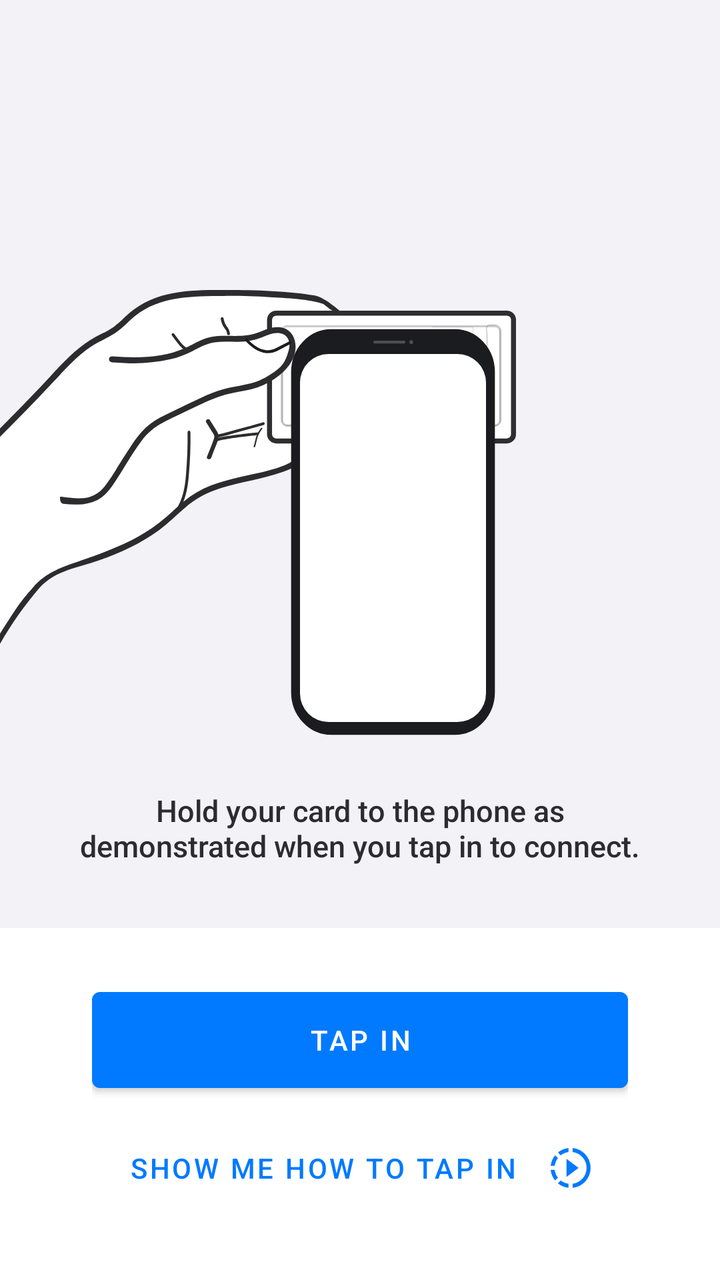
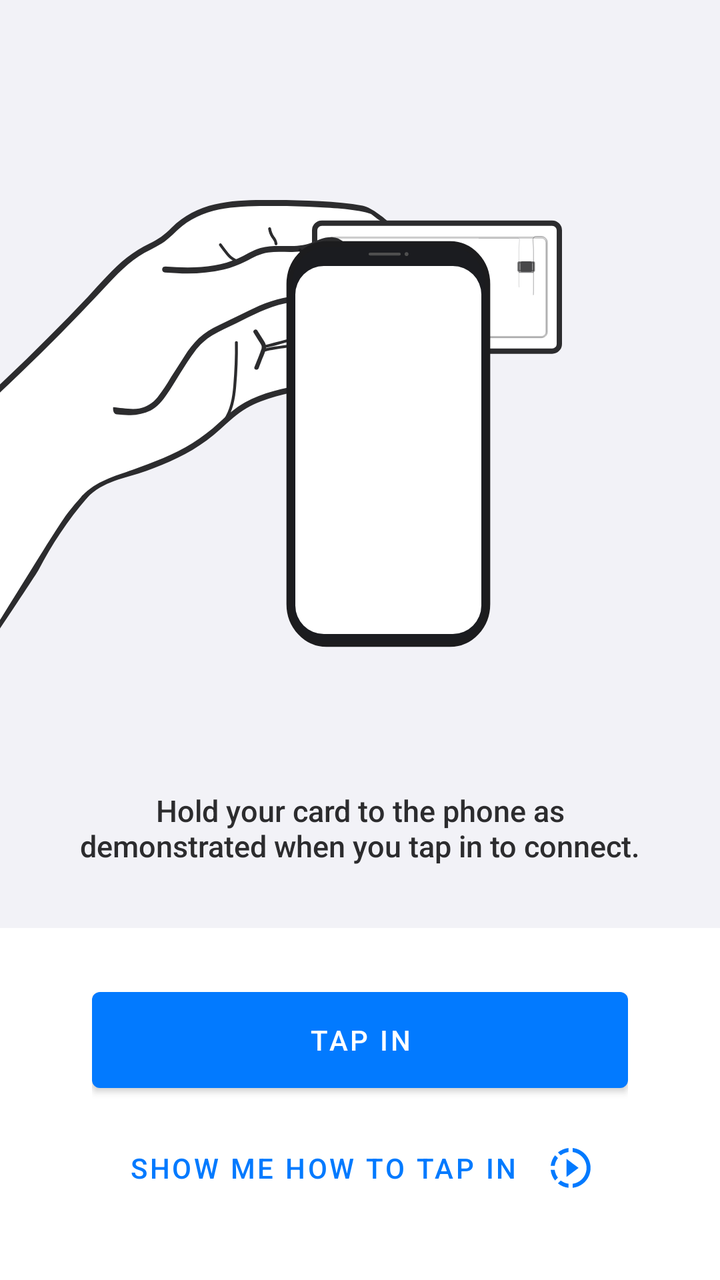

Screens rendered from an Android XML layout before and after an edit, with the pre-edit source and the edit as a unified diff.
<!-- AndroidManifest.xml: another module's application theme AppTheme -->
<!-- res/layout/tap_in_antena_location_known.xml -->
<?xml version="1.0" encoding="utf-8"?>
<androidx.constraintlayout.widget.ConstraintLayout xmlns:android="http://schemas.android.com/apk/res/android"
    xmlns:app="http://schemas.android.com/apk/res-auto"
    android:layout_width="match_parent"
    android:layout_height="match_parent">

    <FrameLayout
        android:id="@+id/flBackground"
        android:layout_width="match_parent"
        android:layout_height="0dp"
        android:background="@color/tap_in_bg_color"
        app:layout_constraintBottom_toTopOf="@+id/llButtonsContainer"
        app:layout_constraintTop_toTopOf="parent" />

    <include
        android:id="@+id/include"
        layout="@layout/layout_hand_card_h"
        android:layout_width="wrap_content"
        android:layout_height="wrap_content"
        android:layout_marginTop="100dp"
        app:layout_constraintStart_toStartOf="parent"
        app:layout_constraintTop_toTopOf="parent" />

    <ImageView
        android:id="@+id/imageView3"
        android:layout_width="wrap_content"
        android:layout_height="wrap_content"
        android:layout_marginTop="64dp"
        android:layout_marginEnd="10dp"
        app:layout_constraintEnd_toEndOf="@+id/include"
        app:layout_constraintTop_toTopOf="@+id/include"
        app:srcCompat="@drawable/phone" />


    <TextView
        android:id="@+id/tvInfoMessage"
        style="@style/SdkTextView.Medium"
        android:layout_width="0dp"
        android:layout_height="@dimen/tap_in_info_message_height"
        android:layout_marginStart="32dp"
        android:layout_marginEnd="32dp"
        android:layout_marginBottom="20dp"
        android:gravity="center"
        android:text="@string/tap_in_known_info_message"
        android:textSize="15sp"
        app:layout_constraintBottom_toTopOf="@+id/llButtonsContainer"
        app:layout_constraintEnd_toEndOf="parent"
        app:layout_constraintStart_toStartOf="parent" />


    <LinearLayout
        android:id="@+id/llButtonsContainer"
        android:layout_width="0dp"
        android:layout_height="wrap_content"
        android:orientation="vertical"
        android:paddingStart="@dimen/tap_in_buttons_container_padding_start_end"
        android:paddingTop="@dimen/tap_in_buttons_container_padding_top_bottom"
        android:paddingEnd="@dimen/tap_in_buttons_container_padding_start_end"
        android:paddingBottom="@dimen/tap_in_buttons_container_padding_top_bottom"
        app:layout_constraintBottom_toBottomOf="parent"
        app:layout_constraintEnd_toEndOf="parent"
        app:layout_constraintStart_toStartOf="parent">

        <Button
            android:id="@+id/btnTapIn"
            android:layout_width="match_parent"
            android:layout_height="wrap_content"
            android:insetTop="0dp"
            android:insetBottom="0dp"
            android:text="@string/tap_in_button" />

        <Button
            android:id="@+id/btnShowHowToTap"
            style="@style/Widget.MaterialComponents.Button.TextButton"
            android:layout_width="match_parent"
            android:layout_height="wrap_content"
            android:layout_marginTop="16dp"
            android:insetTop="0dp"
            android:insetBottom="0dp"
            android:text="@string/tap_in_known_show_how_tap_in_button"
            app:icon="@drawable/ic_how_to_play"
            app:iconGravity="textEnd" />

    </LinearLayout>

</androidx.constraintlayout.widget.ConstraintLayout>
<!-- res/layout/layout_hand_card_h.xml (included above) -->
<?xml version="1.0" encoding="utf-8"?>
<androidx.constraintlayout.widget.ConstraintLayout xmlns:android="http://schemas.android.com/apk/res/android"
    xmlns:app="http://schemas.android.com/apk/res-auto"
    android:layout_width="wrap_content"
    android:layout_height="wrap_content"
    android:paddingTop="@dimen/layout_hand_padding_top">

    <ImageView
        android:id="@+id/imvHand"
        android:layout_width="wrap_content"
        android:layout_height="wrap_content"
        app:layout_constraintStart_toStartOf="parent"
        app:layout_constraintTop_toTopOf="parent"
        app:srcCompat="@drawable/hand_back" />


    <ImageView
        android:id="@+id/imvCard"
        android:layout_width="wrap_content"
        android:layout_height="wrap_content"
        android:layout_marginStart="133dp"
        android:layout_marginTop="10dp"
        app:layout_constraintStart_toStartOf="parent"
        app:layout_constraintTop_toTopOf="parent"
        app:srcCompat="@drawable/card_horizontal" />

    <ImageView
        android:id="@+id/imvThumb"
        android:layout_width="wrap_content"
        android:layout_height="wrap_content"
        android:layout_marginStart="30dp"
        android:layout_marginTop="18dp"
        app:layout_constraintStart_toStartOf="parent"
        app:layout_constraintTop_toTopOf="parent"
        app:srcCompat="@drawable/hand_thumb" />

</androidx.constraintlayout.widget.ConstraintLayout>
<!-- resources referenced by this layout -->
<resources>
  <color name="tap_in_bg_color">#F2F2F7</color>
  <dimen name="layout_hand_padding_top">45dp</dimen>
  <dimen name="tap_in_buttons_container_padding_start_end">46dp</dimen>
  <dimen name="tap_in_buttons_container_padding_top_bottom">32dp</dimen>
  <dimen name="tap_in_info_message_height">60dp</dimen>
  <!-- drawable card_horizontal: vector/xml drawable (drawable, 8279 chars, omitted) -->
  <!-- drawable hand_back: vector/xml drawable (drawable, 6687 chars, omitted) -->
  <!-- drawable hand_thumb: vector/xml drawable (drawable, 2643 chars, omitted) -->
  <!-- drawable ic_how_to_play (drawable) -->
  <vector xmlns:android="http://schemas.android.com/apk/res/android"
      android:width="20dp"
      android:height="20dp"
      android:viewportWidth="20"
      android:viewportHeight="20">
      <path
          android:fillColor="@color/card_sdk_primary"
          android:pathData="M11,7.74L7.95,5.45V14.45L11,12.16L13.95,9.95L11,7.74ZM11,7.74L7.95,5.45V14.45L11,12.16L13.95,9.95L11,7.74ZM11,7.74L7.95,5.45V14.45L11,12.16L13.95,9.95L11,7.74ZM8.95,2.02V0C6.94,0.2 5.11,1 3.63,2.21L5.05,3.64C6.16,2.78 7.49,2.2 8.95,2.02ZM3.64,5.05L2.21,3.63C1,5.11 0.2,6.94 0,8.95H2.02C2.2,7.49 2.78,6.16 3.64,5.05ZM2.02,10.95H0C0.2,12.96 1,14.79 2.21,16.27L3.64,14.84C2.78,13.74 2.2,12.41 2.02,10.95ZM3.63,17.69C5.11,18.9 6.95,19.7 8.95,19.9V17.88C7.49,17.7 6.16,17.12 5.05,16.26L3.63,17.69ZM19.95,9.95C19.95,15.11 16.03,19.37 11,19.9V17.88C14.92,17.36 17.95,14 17.95,9.95C17.95,5.9 14.92,2.54 11,2.02V0C16.03,0.53 19.95,4.79 19.95,9.95Z" />
  </vector>
  <!-- drawable phone: vector/xml drawable (drawable, 2190 chars, omitted) -->
  <string name="tap_in_button">Tap in</string>
  <string name="tap_in_known_info_message">Hold your card to the phone as demonstrated when you tap in to connect.</string>
  <string name="tap_in_known_show_how_tap_in_button">Show me how to tap in \t\t</string>
  <style name="SdkTextView.Medium">
          <item name="fontFamily">sans-serif-medium</item>
      </style>
  <style name="AppTheme" parent="Theme.MaterialComponents.Light.NoActionBar">
          
          <item name="colorPrimary">@color/colorPrimary</item>
          <item name="colorPrimaryDark">@color/colorPrimaryDark</item>
          <item name="colorAccent">@color/colorAccent</item>
          <item name="android:windowBackground">@android:color/background_light</item>
      </style>
  <color name="card_sdk_primary">#0029FF</color>
  <color name="colorPrimary">#027aff</color>
  <color name="colorPrimaryDark">#027AFF</color>
  <color name="colorAccent">#027AFF</color>
</resources>

<!-- the commit's change to res/layout/tap_in_antena_location_known.xml (unified diff, before → after) -->
@@ -12,23 +12,25 @@
         app:layout_constraintBottom_toTopOf="@+id/llButtonsContainer"
         app:layout_constraintTop_toTopOf="parent" />
 
-    <include
-        android:id="@+id/include"
-        layout="@layout/layout_hand_card_h"
+    <ImageView
+        android:id="@+id/imvHandWithCard"
         android:layout_width="wrap_content"
         android:layout_height="wrap_content"
         android:layout_marginTop="100dp"
+        android:translationX="-30dp"
         app:layout_constraintStart_toStartOf="parent"
-        app:layout_constraintTop_toTopOf="parent" />
+        app:layout_constraintTop_toTopOf="parent"
+        app:srcCompat="@drawable/hand_card_horizontal_vector" />
 
     <ImageView
         android:id="@+id/imageView3"
         android:layout_width="wrap_content"
         android:layout_height="wrap_content"
-        android:layout_marginTop="64dp"
-        android:layout_marginEnd="10dp"
-        app:layout_constraintEnd_toEndOf="@+id/include"
-        app:layout_constraintTop_toTopOf="@+id/include"
+        android:layout_marginStart="28dp"
+        android:layout_marginTop="20dp"
+        app:layout_constraintEnd_toEndOf="parent"
+        app:layout_constraintStart_toStartOf="parent"
+        app:layout_constraintTop_toTopOf="@+id/imvHandWithCard"
         app:srcCompat="@drawable/phone" />
 
 
@@ -84,41 +86,3 @@
     </LinearLayout>
 
 </androidx.constraintlayout.widget.ConstraintLayout>
-<!-- res/layout/layout_hand_card_h.xml (included above) -->
-<?xml version="1.0" encoding="utf-8"?>
-<androidx.constraintlayout.widget.ConstraintLayout xmlns:android="http://schemas.android.com/apk/res/android"
-    xmlns:app="http://schemas.android.com/apk/res-auto"
-    android:layout_width="wrap_content"
-    android:layout_height="wrap_content"
-    android:paddingTop="@dimen/layout_hand_padding_top">
-
-    <ImageView
-        android:id="@+id/imvHand"
-        android:layout_width="wrap_content"
-        android:layout_height="wrap_content"
-        app:layout_constraintStart_toStartOf="parent"
-        app:layout_constraintTop_toTopOf="parent"
-        app:srcCompat="@drawable/hand_back" />
-
-
-    <ImageView
-        android:id="@+id/imvCard"
-        android:layout_width="wrap_content"
-        android:layout_height="wrap_content"
-        android:layout_marginStart="133dp"
-        android:layout_marginTop="10dp"
-        app:layout_constraintStart_toStartOf="parent"
-        app:layout_constraintTop_toTopOf="parent"
-        app:srcCompat="@drawable/card_horizontal" />
-
-    <ImageView
-        android:id="@+id/imvThumb"
-        android:layout_width="wrap_content"
-        android:layout_height="wrap_content"
-        android:layout_marginStart="30dp"
-        android:layout_marginTop="18dp"
-        app:layout_constraintStart_toStartOf="parent"
-        app:layout_constraintTop_toTopOf="parent"
-        app:srcCompat="@drawable/hand_thumb" />
-
-</androidx.constraintlayout.widget.ConstraintLayout>
<!-- resource entries referenced after the edit -->
@@ -1,13 +1,10 @@
 <!-- resources referenced by this layout -->
 <resources>
   <color name="tap_in_bg_color">#F2F2F7</color>
-  <dimen name="layout_hand_padding_top">45dp</dimen>
   <dimen name="tap_in_buttons_container_padding_start_end">46dp</dimen>
   <dimen name="tap_in_buttons_container_padding_top_bottom">32dp</dimen>
   <dimen name="tap_in_info_message_height">60dp</dimen>
-  <!-- drawable card_horizontal: vector/xml drawable (drawable, 8279 chars, omitted) -->
-  <!-- drawable hand_back: vector/xml drawable (drawable, 6687 chars, omitted) -->
-  <!-- drawable hand_thumb: vector/xml drawable (drawable, 2643 chars, omitted) -->
+  <!-- drawable hand_card_horizontal_vector: vector/xml drawable (drawable, 17855 chars, omitted) -->
   <!-- drawable ic_how_to_play (drawable) -->
   <vector xmlns:android="http://schemas.android.com/apk/res/android"
       android:width="20dp"
